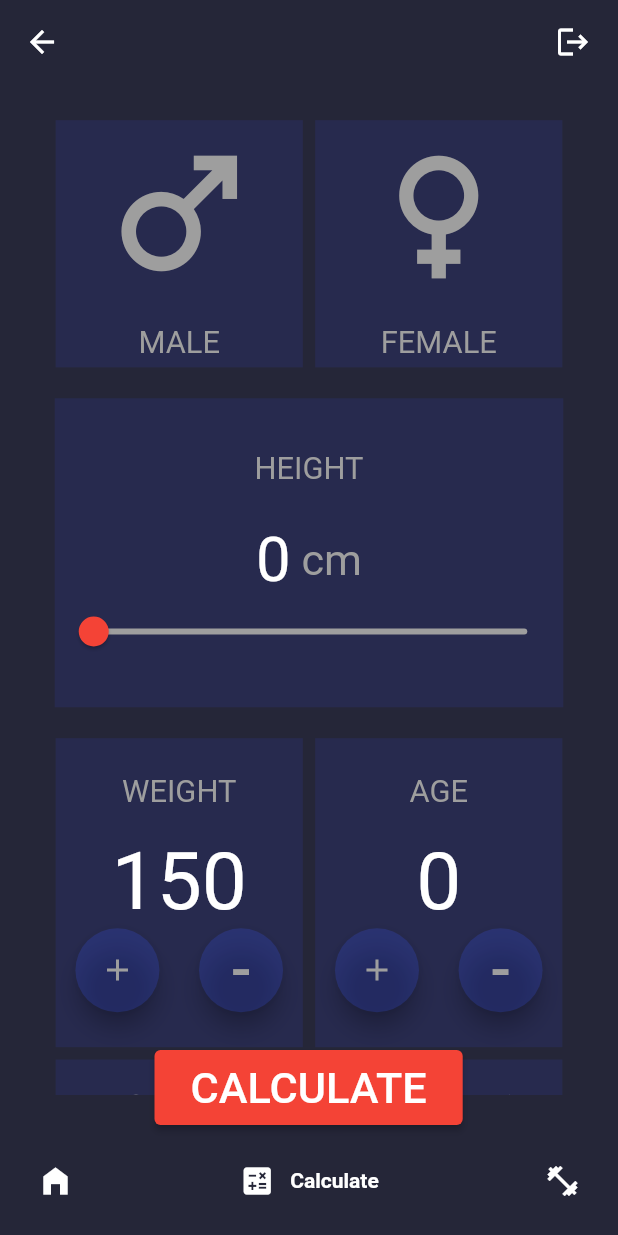
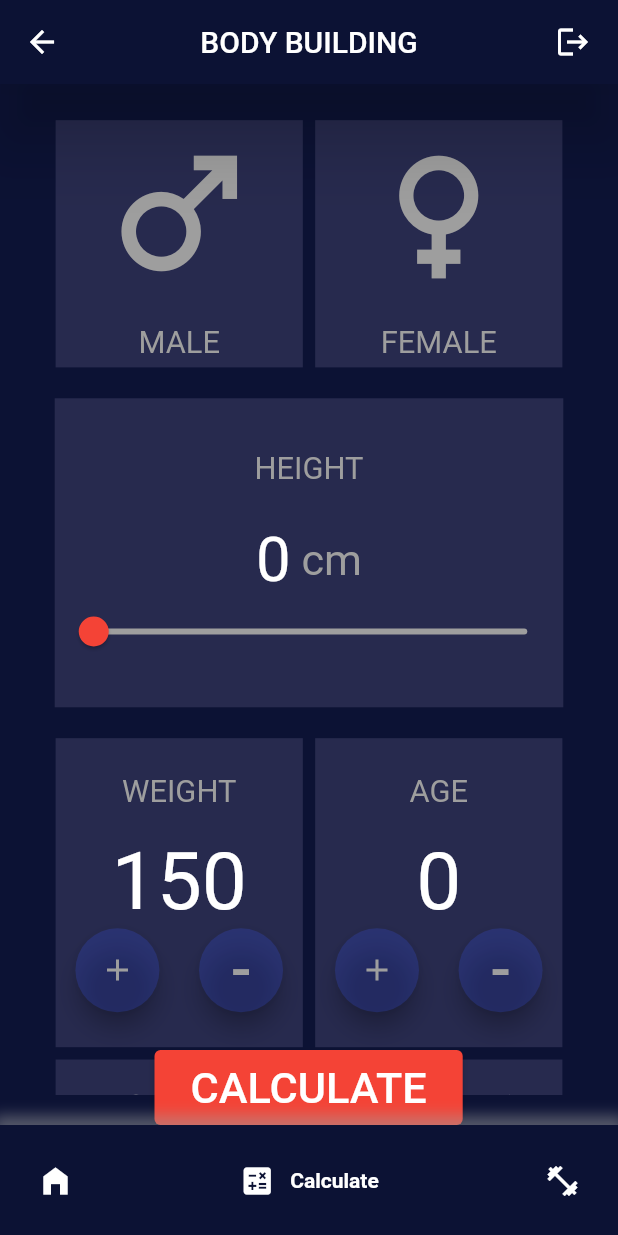
Before and after one commit to mohammadz0606/Body_Buliding_App, a Flutter app: the NavScreen screen opened by its route, item 2 of the bottom bar chosen, on a phone screen of 412 x 824 dp. Run offline on Flutter 3.47's test engine with Material 2 defaults, Android fonts, the phone set to English and light mode, and no system bars; drawn by our look-alikes of google_nav_bar; our stand-ins replace carousel_slider, cloud_firestore, dots_indicator, firebase_auth, firebase_core, google_fonts; accounts and stored records are empty; network calls fail.

Commit message:
done_home_page

```diff
--- a/lib/main.dart
+++ b/lib/main.dart
@@ -39,7 +39,7 @@ class BodyBulidingApp extends StatelessWidget {
       child: MaterialApp(
         debugShowCheckedModeBanner: false,
         theme: ThemeData(
-          scaffoldBackgroundColor: MyColors.thridColor,
+          scaffoldBackgroundColor: MyColors.primaryColor,
           primaryColor: MyColors.firstColor,
           appBarTheme: const AppBarTheme(
             backgroundColor: Colors.transparent,
--- a/lib/screens/auth/login_screen.dart
+++ b/lib/screens/auth/login_screen.dart
@@ -21,6 +21,7 @@ class LoginScreen extends StatelessWidget {
   Widget build(BuildContext context) {
     Size size = MediaQuery.of(context).size;
     return Scaffold(
+      backgroundColor: MyColors.thridColor,
       extendBodyBehindAppBar: true,
       body: Form(
         key: _key,
--- a/lib/screens/auth/signup_screen.dart
+++ b/lib/screens/auth/signup_screen.dart
@@ -22,7 +22,8 @@ class SignupScreen extends StatelessWidget {
   @override
   Widget build(BuildContext context) {
     Size size = MediaQuery.of(context).size;
-    return Scaffold(
+    return Scaffold(      backgroundColor: MyColors.thridColor,
+
       extendBodyBehindAppBar: true,
       body: Form(
         key: _key,
--- a/lib/screens/profile_screen.dart
+++ b/lib/screens/exercises_screen.dart
@@ -1,7 +1,7 @@
 import 'package:flutter/material.dart';
 
-class ProfileScreen extends StatelessWidget {
-  const ProfileScreen({Key? key}) : super(key: key);
+class ExercisesScreen extends StatelessWidget {
+  const ExercisesScreen({Key? key}) : super(key: key);
 
   @override
   Widget build(BuildContext context) {
--- a/lib/screens/home_screen.dart
+++ b/lib/screens/home_screen.dart
@@ -23,12 +23,14 @@ class HomeScreen extends StatelessWidget {
   Widget build(BuildContext context) {
     Size size = MediaQuery.of(context).size;
     return Scaffold(
+      backgroundColor: MyColors.primaryColor,
       body: Consumer<AppProvider>(
         builder: (context, model, child) {
           return SingleChildScrollView(
             physics: const BouncingScrollPhysics(),
             child: Column(
               children: [
+                const SizedBox(height: 13),
                 CarouselSlider.builder(
                   itemCount: _carouselImage.length,
                   itemBuilder: (context, index, realIndex) {
--- a/lib/screens/nav_screen.dart
+++ b/lib/screens/nav_screen.dart
@@ -17,8 +17,8 @@ class NavScreen extends StatefulWidget {
 class _NavScreenState extends State<NavScreen> {
   @override
   void initState() {
-    Provider.of<AppProvider>(context,listen: false).getDataForeFireStore();
-    Provider.of<AppProvider>(context,listen: false).getTrainers();
+    Provider.of<AppProvider>(context, listen: false).getDataForeFireStore();
+    Provider.of<AppProvider>(context, listen: false).getTrainers();
     super.initState();
   }
 
@@ -32,6 +32,10 @@ class _NavScreenState extends State<NavScreen> {
       ) {
         return Scaffold(
           appBar: AppBar(
+            elevation: 20,
+            backgroundColor: MyColors.primaryColor,
+            title: Text("BODY BUILDING"),
+            centerTitle: true,
             actions: [
               IconButton(
                 onPressed: () {
@@ -46,20 +50,31 @@ class _NavScreenState extends State<NavScreen> {
           body: model.userModel == null
               ? ConstantWidget.circularProgressIndicator()
               : model.screens[model.selectedIndex],
-          bottomNavigationBar: GNav(
-            selectedIndex: model.selectedIndex,
-            onTabChange: (int index){
-              model.onTabChange(index);
-            },
-            gap: 10,
+          bottomNavigationBar: Container(
+            decoration: BoxDecoration(
+              boxShadow: [
+                BoxShadow(
+                    color: Colors.grey.withOpacity(0.5),
+                    spreadRadius: 5,
+                    blurRadius: 7,
+                    offset: Offset(0, -2))
+              ],
+            ),
+            child: GNav(
+              selectedIndex: model.selectedIndex,
+              onTabChange: (int index) {
+                model.onTabChange(index);
+              },
+              gap: 10,
               activeColor: Colors.white,
               color: Colors.white,
-              rippleColor: MyColors.secondColor,
-            hoverColor: MyColors.secondColor,
+              rippleColor: MyColors.secondaryColor,
+              hoverColor: MyColors.secondaryColor,
+              backgroundColor: MyColors.primaryColor,
               duration: const Duration(milliseconds: 400),
               tabs: const [
                 GButton(
-                  icon:Icons.home_filled,
+                  icon: Icons.home_filled,
                   text: 'Home',
                 ),
                 GButton(
@@ -71,6 +86,7 @@ class _NavScreenState extends State<NavScreen> {
                   text: 'Exercises',
                 ),
               ],
+            ),
           ),
         );
       },
--- a/lib/services/provider/app_provider.dart
+++ b/lib/services/provider/app_provider.dart
@@ -2,7 +2,7 @@ import 'dart:developer';
 
 import 'package:url_launcher/url_launcher.dart';
 
-import '../../screens/profile_screen.dart';
+import '../../screens/exercises_screen.dart';
 import '../models/trainers_model.dart';
 import '/screens/calculate_screen.dart';
 import '/screens/home_screen.dart';
@@ -41,7 +41,7 @@ class AppProvider extends ChangeNotifier {
   final List<Widget> _screens = [
     HomeScreen(),
     const CalculateScreen(),
-    const ProfileScreen(),
+    const ExercisesScreen(),
   ];
 
   List<Widget> get screens => _screens;
```
